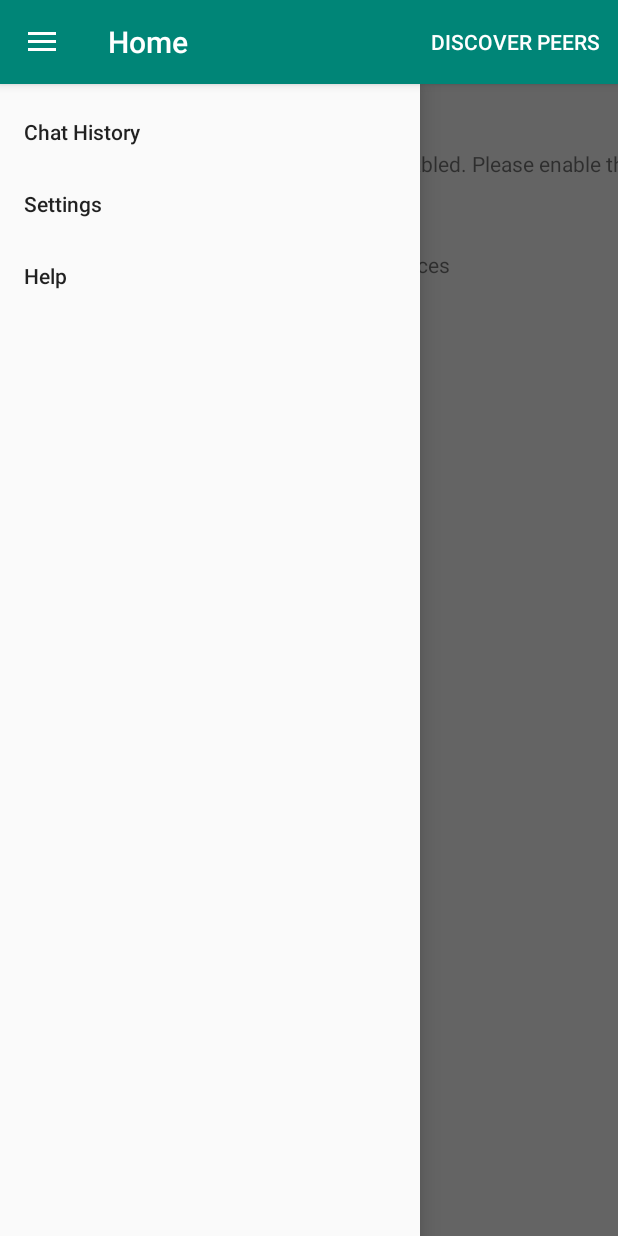
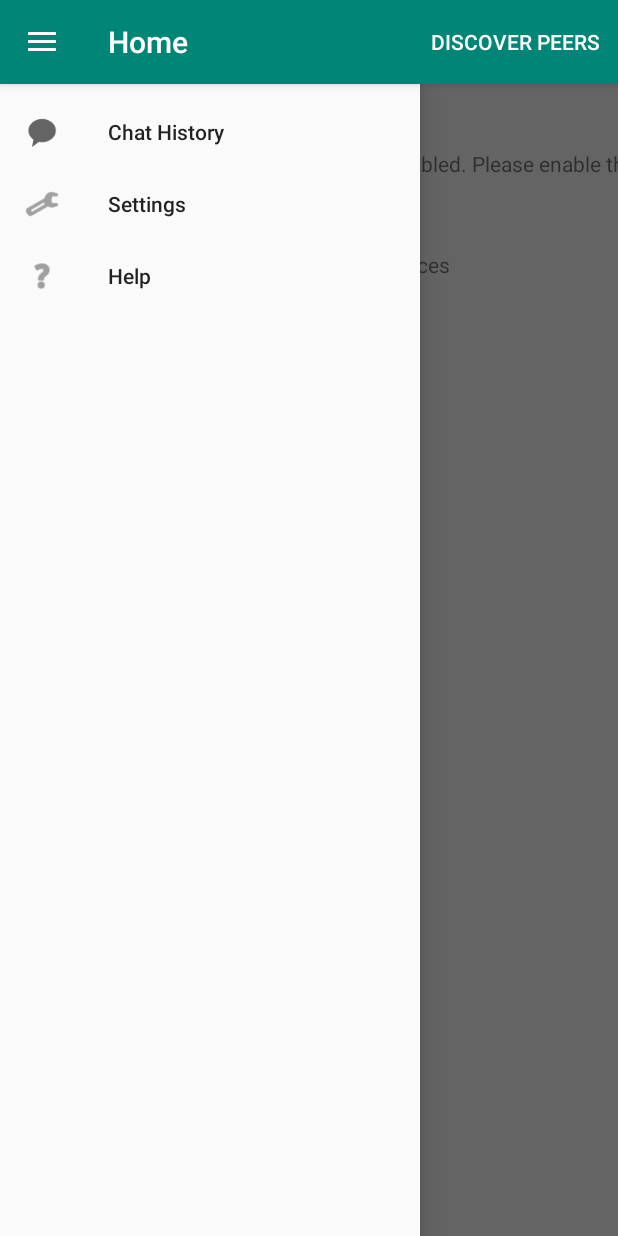
Before and after one commit to p2pchat/p2pChat, an Android app: the screen it shows after launch (MainActivity), with the side drawer open, on a phone screen of 412 x 824 dp. Run offline under Robolectric (Android 15) with nearby library versions, the phone set to English and light mode, and no system bars; our stand-ins replace data binding, navigation-ui.

Commit message:
Add home drawer icons

```diff
--- a/app/src/main/res/menu/navdrawer_menu.xml
+++ b/app/src/main/res/menu/navdrawer_menu.xml
@@ -4,13 +4,16 @@
     <!-- TODO add an icon to each item later -->
     <item
         android:id="@+id/chatHistoryFragment"
-        android:title="@string/chat_history"/>
+        android:icon="@android:drawable/sym_action_chat"
+        android:title="@string/chat_history" />
 
     <item
         android:id="@+id/settingFragment"
-        android:title="@string/settings"/>
+        android:icon="@android:drawable/ic_menu_manage"
+        android:title="@string/settings" />
 
     <item
         android:id="@+id/helpPageFragment"
-        android:title="@string/help"/>
+        android:icon="@android:drawable/ic_menu_help"
+        android:title="@string/help" />
 </menu>
```
